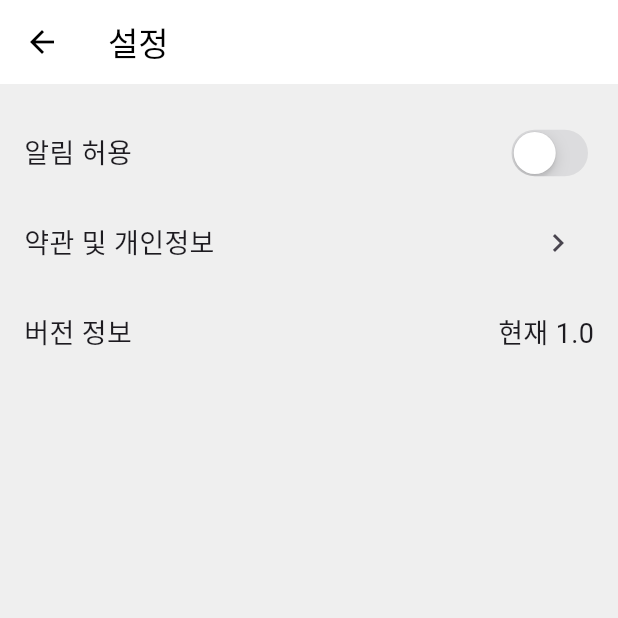
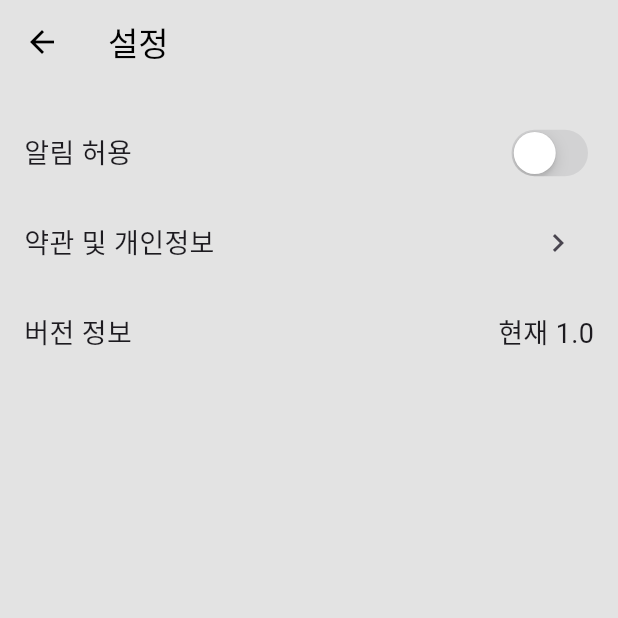
Before and after one commit to 4rNe5/quote_app, a Flutter app: the SettingsView screen opened directly, on a phone screen of 412 x 824 dp, the top half of it. Run offline on Flutter 3.47's test engine with Material 3 defaults, Android fonts, the phone set to English and light mode, and no system bars; our stand-ins replace flutter_local_notifications, swipe_cards, timezone; network calls fail.

Commit message:
EDIT :: AppBar & Setting Color

```diff
--- a/lib/Screen/SettingScreen.dart
+++ b/lib/Screen/SettingScreen.dart
@@ -15,7 +15,7 @@ class _SettingsViewState extends State<SettingsView> {
   @override
   Widget build(BuildContext context) {
     return Scaffold(
-      backgroundColor: const Color(0xFFEFEFEF),
+      backgroundColor: const Color(0xFFE3E3E3),
       appBar: const CustomAppBar(
         title: "설정",
         actions: [],
--- a/lib/component/AppBar.dart
+++ b/lib/component/AppBar.dart
@@ -19,7 +19,7 @@ class CustomAppBar extends StatelessWidget implements PreferredSizeWidget {
       ),
       iconTheme: const IconThemeData(color: Colors.black),
       actions: actions ?? [], // Handle null actions
-      backgroundColor: Colors.white, // Optional: Better contrast
+      backgroundColor: Color(0xFFE3E3E3), // Optional: Better contrast
     );
   }
 
--- a/lib/component/NewComponent.dart
+++ /dev/null
@@ -1 +0,0 @@
-// Dummy. Don't Edit This Bro
```
